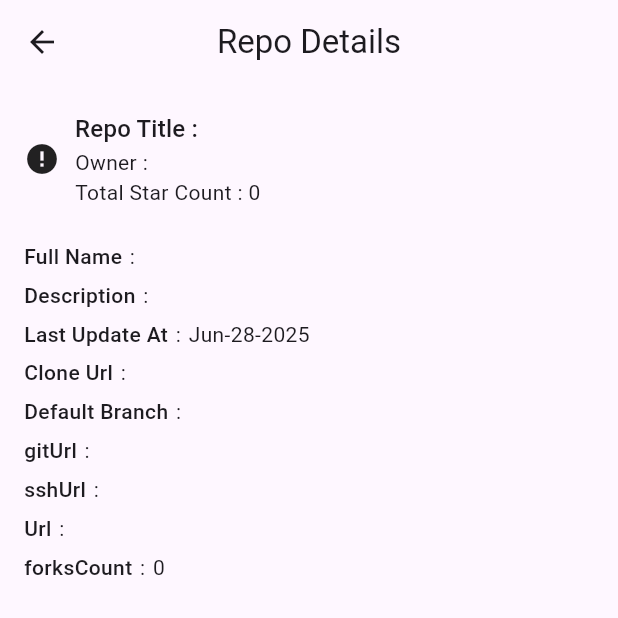
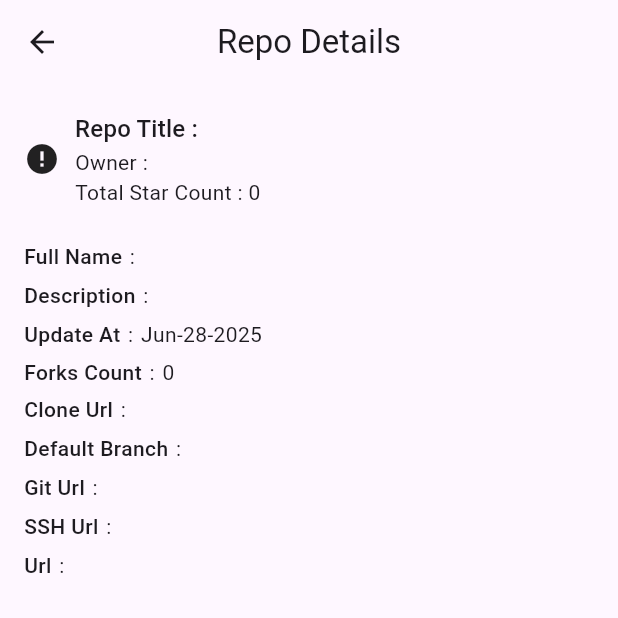
Before and after one commit to HH-Tushar/github_repo, a Flutter app: the RepoDetailsView screen opened directly with empty values, on a phone screen of 412 x 824 dp, the top half of it. Run offline on Flutter 3.47's test engine with Material 3 defaults, Android fonts, the phone set to English and light mode, and no system bars; our stand-ins replace hive, hive_flutter; accounts and stored records are empty; network calls fail.

Commit message:
tab layout added

```diff
--- /dev/null
+++ b/lib/core/responsive.dart
@@ -0,0 +1,23 @@
+import 'package:flutter/material.dart';
+
+class ResponsiveLayout extends StatelessWidget {
+  const ResponsiveLayout({
+    super.key,
+    required this.mobileLayout,
+    required this.tabLayout,
+  });
+  final Widget mobileLayout;
+  final Widget tabLayout;
+  @override
+  Widget build(BuildContext context) {
+    return LayoutBuilder(
+      builder: (context, constraints) {
+        if (constraints.maxWidth > 600) {
+          return tabLayout;
+        } else {
+          return mobileLayout;
+        }
+      },
+    );
+  }
+}
--- a/lib/presentation/repo_details/details_view.dart
+++ b/lib/presentation/repo_details/details_view.dart
@@ -1,87 +1,22 @@
 import 'package:cached_network_image/cached_network_image.dart';
 import 'package:flutter/material.dart';
+import 'package:github_repo/core/responsive.dart';
 
 import '../../application/home/entities/github_repo_model.dart';
 import '../../core/constant.dart';
+part 'layout/mobile_view.dart';
+part 'layout/tab_view.dart';
 
 class RepoDetailsView extends StatelessWidget {
   const RepoDetailsView({super.key, required this.data});
   final Item data;
   @override
   Widget build(BuildContext context) {
-    final textTheme = Theme.of(context).textTheme;
     return Scaffold(
       appBar: AppBar(title: Text("Repo Details"), centerTitle: true),
-      body: SingleChildScrollView(
-        padding: EdgeInsets.symmetric(horizontal: 16),
-        child: Column(
-          crossAxisAlignment: CrossAxisAlignment.start,
-          spacing: 5,
-          children: [
-            Row(
-              mainAxisAlignment: MainAxisAlignment.start,
-              spacing: 10,
-              children: [
-                CachedNetworkImage(
-                  height: 100,
-
-                  imageUrl: data.owner.avatarUrl,
-                  placeholder:
-                      (context, url) =>
-                          Center(child: CircularProgressIndicator()),
-                  errorWidget: (context, url, error) => Icon(Icons.error),
-                ),
-
-                Column(
-                  crossAxisAlignment: CrossAxisAlignment.start,
-
-                  children: [
-                    Text(
-                      "Repo Title : ${data.name}",
-                      style: textTheme.titleMedium,
-                    ),
-                    Text("Owner : ${data.owner.login}"),
-                    Text(
-                      "Total Star Count : ${data.stargazersCount > 1000 ? "${(data.stargazersCount / 1000).toStringAsFixed(2)}k" : data.stargazersCount}",
-                    ),
-                  ],
-                ),
-              ],
-            ),
-
-
-                titleValue(title:"Full Name" ,value: data.fullName),
-                titleValue(title:"Description" ,value: data.description??"N/A"),
-                titleValue(title:"Last Update At" ,value:dateFormatter(data.updatedAt)),
-
-
-
-            if (data.topics.isNotEmpty)
-              Column(
-                crossAxisAlignment: CrossAxisAlignment.start,
-                children: [
-                  Text(
-                    "Topics Covered:",
-                    style: textTheme.bodyMedium?.copyWith(
-                      fontWeight: FontWeight.w500,
-                    ),
-                  ),
-                  ...List.generate(
-                    data.topics.length,
-                    (index) => Text("● ${data.topics[index]}"),
-                  ),
-                ],
-              ),
-
-            titleValue(title:"Clone Url" ,value: data.cloneUrl),
-            titleValue(title:"Default Branch" ,value: data.defaultBranch),
-            titleValue(title:"gitUrl" ,value: data.gitUrl),
-            titleValue(title:"sshUrl" ,value: data.sshUrl),
-            titleValue(title:"Url" ,value: data.url),
-            titleValue(title:"forksCount" ,value: data.forksCount.toString()),
-
-          ],
-        ),
+      body: ResponsiveLayout(
+        mobileLayout: _MobileLayout(data),
+        tabLayout: _TabLayout(data),
       ),
     );
   }
--- /dev/null
+++ b/lib/presentation/repo_details/layout/mobile_view.dart
@@ -0,0 +1,77 @@
+part of '../details_view.dart';
+
+class _MobileLayout extends StatelessWidget {
+  const _MobileLayout(this.data);
+  final Item data;
+  @override
+  Widget build(BuildContext context) {
+    final textTheme = Theme.of(context).textTheme;
+    return SingleChildScrollView(
+      padding: EdgeInsets.symmetric(horizontal: 16),
+      child: Column(
+        crossAxisAlignment: CrossAxisAlignment.start,
+        spacing: 5,
+        children: [
+          Row(
+            mainAxisAlignment: MainAxisAlignment.start,
+            spacing: 10,
+            children: [
+              CachedNetworkImage(
+                height: 100,
+
+                imageUrl: data.owner.avatarUrl,
+                placeholder:
+                    (context, url) =>
+                        Center(child: CircularProgressIndicator()),
+                errorWidget: (context, url, error) => Icon(Icons.error),
+              ),
+
+              Column(
+                crossAxisAlignment: CrossAxisAlignment.start,
+
+                children: [
+                  Text(
+                    "Repo Title : ${data.name}",
+                    style: textTheme.titleMedium,
+                  ),
+                  Text("Owner : ${data.owner.login}"),
+                  Text(
+                    "Total Star Count : ${data.stargazersCount > 1000 ? "${(data.stargazersCount / 1000).toStringAsFixed(2)}k" : data.stargazersCount}",
+                  ),
+                ],
+              ),
+            ],
+          ),
+
+          titleValue(title: "Full Name", value: data.fullName),
+          titleValue(title: "Description", value: data.description ?? "N/A"),
+          titleValue(title: "Update At", value: dateFormatter(data.updatedAt)),
+          titleValue(title: "Forks Count", value: data.forksCount.toString()),
+
+          if (data.topics.isNotEmpty)
+            Column(
+              crossAxisAlignment: CrossAxisAlignment.start,
+              children: [
+                Text(
+                  "Topics Covered:",
+                  style: textTheme.bodyMedium?.copyWith(
+                    fontWeight: FontWeight.w500,
+                  ),
+                ),
+                ...List.generate(
+                  data.topics.length,
+                  (index) => Text("● ${data.topics[index]}"),
+                ),
+              ],
+            ),
+
+          titleValue(title: "Clone Url", value: data.cloneUrl),
+          titleValue(title: "Default Branch", value: data.defaultBranch),
+          titleValue(title: "Git Url", value: data.gitUrl),
+          titleValue(title: "SSH Url", value: data.sshUrl),
+          titleValue(title: "Url", value: data.url),
+        ],
+      ),
+    );
+  }
+}
```
Also changed, not shown: lib/presentation/home/home_view.dart (+7 -55 lines), lib/presentation/home/layout/mobile_view.dart (added, +61 -0 lines), lib/presentation/home/layout/tab_view.dart (added, +69 -0 lines), lib/presentation/repo_details/layout/tab_view.dart (added, +94 -0 lines).
